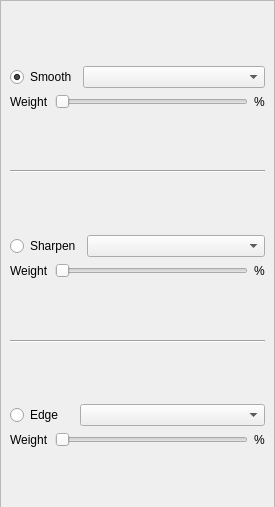
Old version of the form src/filtermenu.ui in the repository mattykakes/qcvTouchUp; both pictures show x 0 to 275 and y 0 to 507 of the 275 by 832 pixel window.
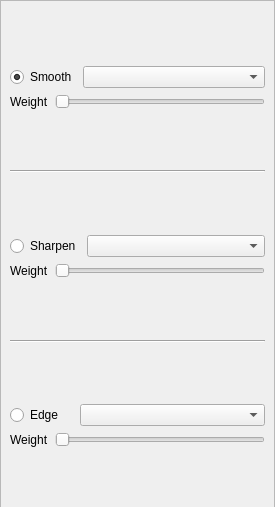
New version of the form. Icons and pictures are not drawn.

Commit message: Removed % signs

Diff of the .ui file:
```diff
--- a/src/filtermenu.ui
+++ b/src/filtermenu.ui
@@ -115,13 +115,6 @@
         </property>
        </widget>
       </item>
-      <item>
-       <widget class="QLabel" name="label_SmoothPercent">
-        <property name="text">
-         <string>%</string>
-        </property>
-       </widget>
-      </item>
      </layout>
     </item>
     <item>
@@ -215,13 +208,6 @@
         </property>
        </widget>
       </item>
-      <item>
-       <widget class="QLabel" name="label_SharpenPercent">
-        <property name="text">
-         <string>%</string>
-        </property>
-       </widget>
-      </item>
      </layout>
     </item>
     <item>
@@ -318,13 +304,6 @@
         </property>
        </widget>
       </item>
-      <item>
-       <widget class="QLabel" name="label_EdgePercent">
-        <property name="text">
-         <string>%</string>
-        </property>
-       </widget>
-      </item>
      </layout>
     </item>
     <item>
```
The commit also changes 1 other file.
